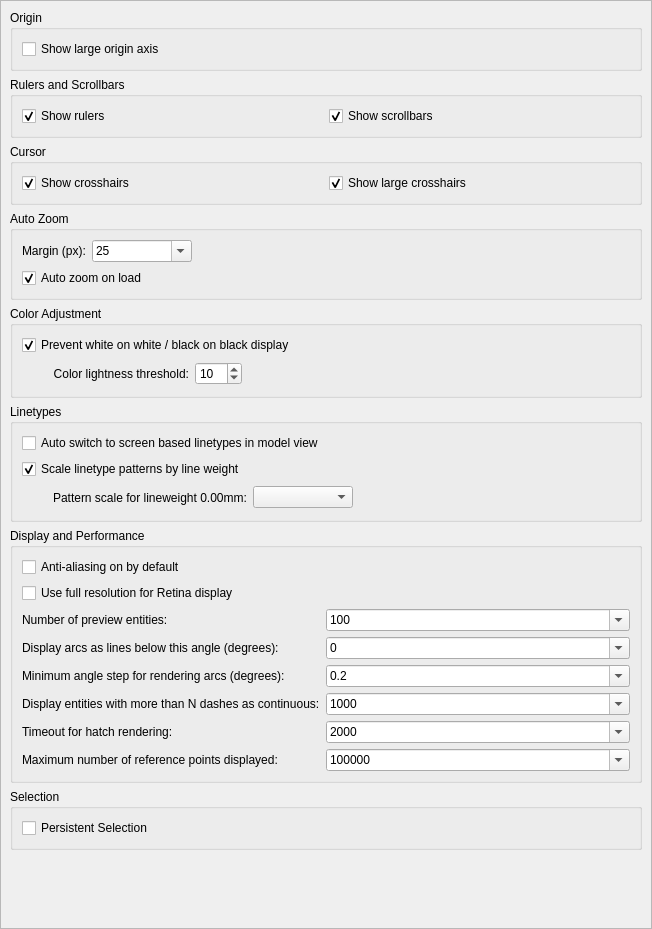
This is scripts/Edit/AppPreferences/GraphicsViewPreferences/PreferencesPage.ui in qcad/qcad as Qt 5 draws it before an edit. The edited form follows.
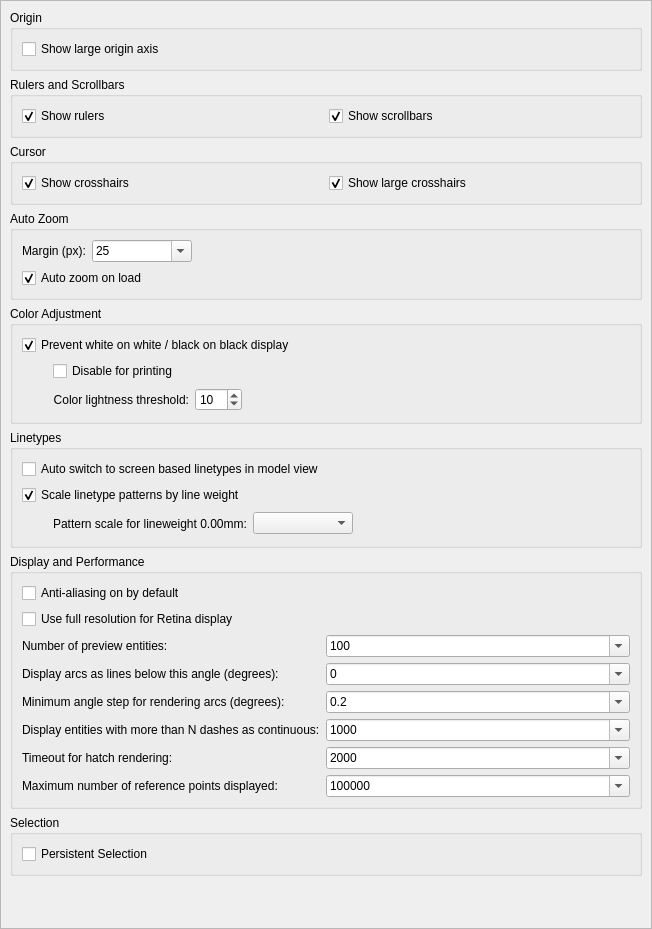
This is the edited form. Custom widgets are drawn as their Qt base class.

Commit message: add preference to disable color correction for printing

```diff
--- a/scripts/Edit/AppPreferences/GraphicsViewPreferences/PreferencesPage.ui
+++ b/scripts/Edit/AppPreferences/GraphicsViewPreferences/PreferencesPage.ui
@@ -199,17 +199,43 @@
        <string>Color Adjustment</string>
       </property>
       <layout class="QGridLayout" name="gridLayout">
-       <item row="0" column="0" colspan="4">
-        <widget class="QCheckBox" name="ColorCorrection">
+       <item row="2" column="3">
+        <spacer name="horizontalSpacer">
+         <property name="orientation">
+          <enum>Qt::Horizontal</enum>
+         </property>
+         <property name="sizeHint" stdset="0">
+          <size>
+           <width>249</width>
+           <height>22</height>
+          </size>
+         </property>
+        </spacer>
+       </item>
+       <item row="2" column="2">
+        <widget class="QSpinBox" name="ColorThreshold">
+         <property name="maximum">
+          <number>254</number>
+         </property>
+         <property name="value">
+          <number>10</number>
+         </property>
+        </widget>
+       </item>
+       <item row="2" column="1">
+        <widget class="QLabel" name="label_2">
          <property name="text">
-          <string>Prevent white on white / black on black display</string>
+          <string>Color lightness threshold:</string>
          </property>
-         <property name="checked">
-          <bool>true</bool>
+         <property name="alignment">
+          <set>Qt::AlignRight|Qt::AlignTrailing|Qt::AlignVCenter</set>
          </property>
         </widget>
        </item>
        <item row="1" column="0">
+        <widget class="QWidget" name="widget_3" native="true"/>
+       </item>
+       <item row="2" column="0">
         <widget class="QWidget" name="widget" native="true">
          <property name="sizePolicy">
           <sizepolicy hsizetype="Fixed" vsizetype="Fixed">
@@ -225,39 +251,23 @@
          </property>
         </widget>
        </item>
-       <item row="1" column="1">
-        <widget class="QLabel" name="label_2">
+       <item row="0" column="0" colspan="4">
+        <widget class="QCheckBox" name="ColorCorrection">
          <property name="text">
-          <string>Color lightness threshold:</string>
+          <string>Prevent white on white / black on black display</string>
          </property>
-         <property name="alignment">
-          <set>Qt::AlignRight|Qt::AlignTrailing|Qt::AlignVCenter</set>
+         <property name="checked">
+          <bool>true</bool>
          </property>
         </widget>
        </item>
-       <item row="1" column="2">
-        <widget class="QSpinBox" name="ColorThreshold">
-         <property name="maximum">
-          <number>254</number>
+       <item row="1" column="1" colspan="2">
+        <widget class="QCheckBox" name="ColorCorrectionDisableForPrinting">
+         <property name="text">
+          <string>Disable for printing</string>
          </property>
-         <property name="value">
-          <number>10</number>
-         </property>
         </widget>
        </item>
-       <item row="1" column="3">
-        <spacer name="horizontalSpacer">
-         <property name="orientation">
-          <enum>Qt::Horizontal</enum>
-         </property>
-         <property name="sizeHint" stdset="0">
-          <size>
-           <width>249</width>
-           <height>22</height>
-          </size>
-         </property>
-        </spacer>
-       </item>
       </layout>
      </widget>
     </item>
```
The commit also changes 2 other files.
